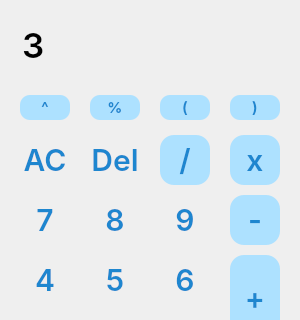
The window that Calculator_Qt.ui (Yusfgus/Calculator_Qt) describes before a commit, drawn with Qt 5; both pictures show x 0 to 300 and y 115 to 435 of the 300 by 562 pixel window.
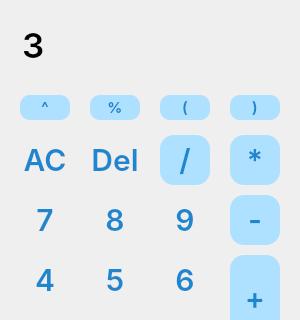
The same window after the commit.

```diff
--- a/Calculator_Qt.ui
+++ b/Calculator_Qt.ui
@@ -461,7 +461,7 @@
 line-height: normal;</string>
     </property>
     <property name="text">
-     <string>x</string>
+     <string>*</string>
     </property>
     <property name="shortcut">
      <string>*</string>
```
